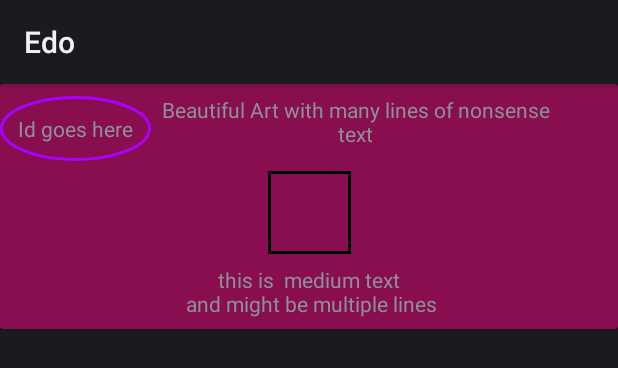
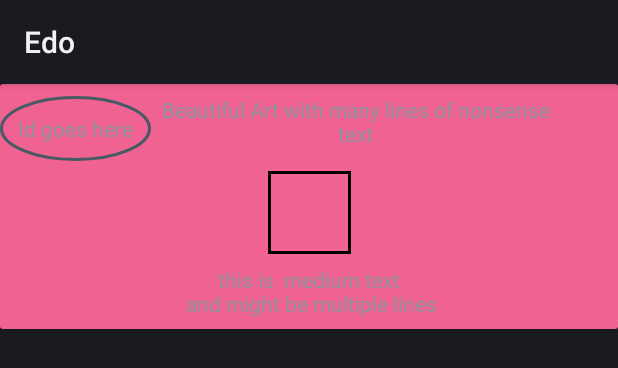
Before and after one commit to cloudbank/edo, an Android app: the layout art_object_item.xml on its own in the app's theme, with its tools: preview values and no code run, on a phone screen of 412 x 824 dp. Shown: the top 368 px of the screen. Run offline under Robolectric (Android 15) with nearby library versions, the phone set to English and light mode, and no system bars.

Commit message:
prep for css2b work; tweak the splash screen.

```diff
--- a/edo/build.gradle
+++ b/edo/build.gradle
@@ -31,8 +31,8 @@ android {
         applicationId "com.droidteahouse.edo"
         minSdkVersion build_versions.min_sdk
         targetSdkVersion build_versions.target_sdk
-        versionCode 2
-        versionName "1.2"
+        versionCode 3
+        versionName "1.3"
         testInstrumentationRunner "android.support.test.runner.AndroidJUnitRunner"
 
       externalNativeBuild {
--- a/edo/src/main/res/values/colors.xml
+++ b/edo/src/main/res/values/colors.xml
@@ -15,8 +15,8 @@
   -->
 
 <resources>
-  <color name="colorPrimary">#880e4f</color>
-  <color name="lemon">#aa00ff</color>
+  <color name="colorPrimary">#f06292</color>
+  <color name="lemon">#455a64</color>
   <color name="colorPrimary50">#4a148c</color>
   <color name="colorPrimaryDark">#010103</color>
   <color name="colorPrimaryDark80">#002266</color>
--- a/edo/src/main/res/values/styles.xml
+++ b/edo/src/main/res/values/styles.xml
@@ -26,4 +26,12 @@
         <item name="android:fontFamily">@font/anisasans</item>
     </style>
 
+
+    <!-- The launcher theme. It sets the main window background to the launch_screen drawable -->
+    <style name="AppTheme.Launcher">
+        <item name="android:windowBackground">@drawable/launcher_screen</item>
+        <!-- Optional, on Android 5+ you can modify the colorPrimaryDark color to match the windowBackground color for further branding-->
+        <!-- <item name="colorPrimaryDark">@android:color/white</item> -->
+    </style>
+
 </resources>
```
Also changed, not shown: edo/src/main/java/com/droidteahouse/edo/ui/ArtActivity.kt (+4 -4 lines), edo/src/main/java/com/droidteahouse/edo/vo/ArtObject.kt (+8 -3 lines), edo/src/main/java/com/droidteahouse/edo/vo/People.kt (+1 -12 lines). Lines whose indentation alone changed are shown as unchanged.
